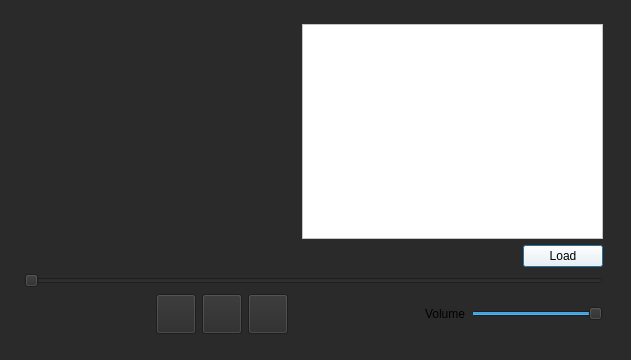
AndreiG23/MP3Player, file dialog.ui: the form before one commit.
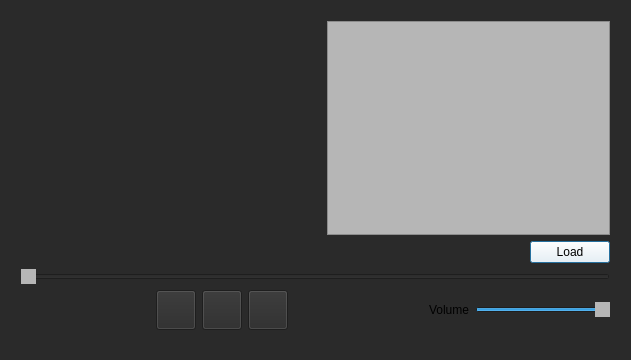
The form after the commit. Icons and pictures are not drawn.

Patch:
```diff
--- a/dialog.ui
+++ b/dialog.ui
@@ -26,37 +26,40 @@
   <property name="sizeGripEnabled">
    <bool>false</bool>
   </property>
-  <widget class="QWidget" name="">
+  <widget class="QWidget" name="layoutWidget">
    <property name="geometry">
     <rect>
-     <x>13</x>
-     <y>13</y>
-     <width>601</width>
-     <height>332</height>
+     <x>10</x>
+     <y>10</y>
+     <width>611</width>
+     <height>331</height>
     </rect>
    </property>
    <layout class="QVBoxLayout" name="verticalLayout_3">
     <item>
      <layout class="QHBoxLayout" name="horizontalLayout_2">
       <item>
-       <spacer name="verticalSpacer">
-        <property name="orientation">
-         <enum>Qt::Vertical</enum>
-        </property>
-        <property name="sizeHint" stdset="0">
+       <widget class="QLabel" name="label_2">
+        <property name="minimumSize">
          <size>
-          <width>278</width>
-          <height>248</height>
+          <width>300</width>
+          <height>225</height>
          </size>
         </property>
-       </spacer>
+        <property name="styleSheet">
+         <string notr="true">border-image: url(:/images/logo white.png);</string>
+        </property>
+        <property name="text">
+         <string/>
+        </property>
+       </widget>
       </item>
       <item>
        <layout class="QVBoxLayout" name="verticalLayout">
         <item>
          <widget class="QListWidget" name="listWidget">
           <property name="styleSheet">
-           <string notr="true">background-color: rgb(255, 255, 255);</string>
+           <string notr="true">background-color: rgb(182, 182, 182);</string>
           </property>
          </widget>
         </item>
@@ -95,6 +98,12 @@
      <layout class="QVBoxLayout" name="verticalLayout_2">
       <item>
        <widget class="QSlider" name="SliderProgress">
+        <property name="styleSheet">
+         <string notr="true">QSlider::handle:horizontal
+{
+background-color: rgb(182, 182, 182);
+}</string>
+        </property>
         <property name="orientation">
          <enum>Qt::Horizontal</enum>
         </property>
@@ -232,6 +241,12 @@
             <height>20</height>
            </size>
           </property>
+          <property name="styleSheet">
+           <string notr="true">QSlider::handle:horizontal
+{
+background-color: rgb(182, 182, 182);
+}</string>
+          </property>
           <property name="value">
            <number>99</number>
           </property>
```
